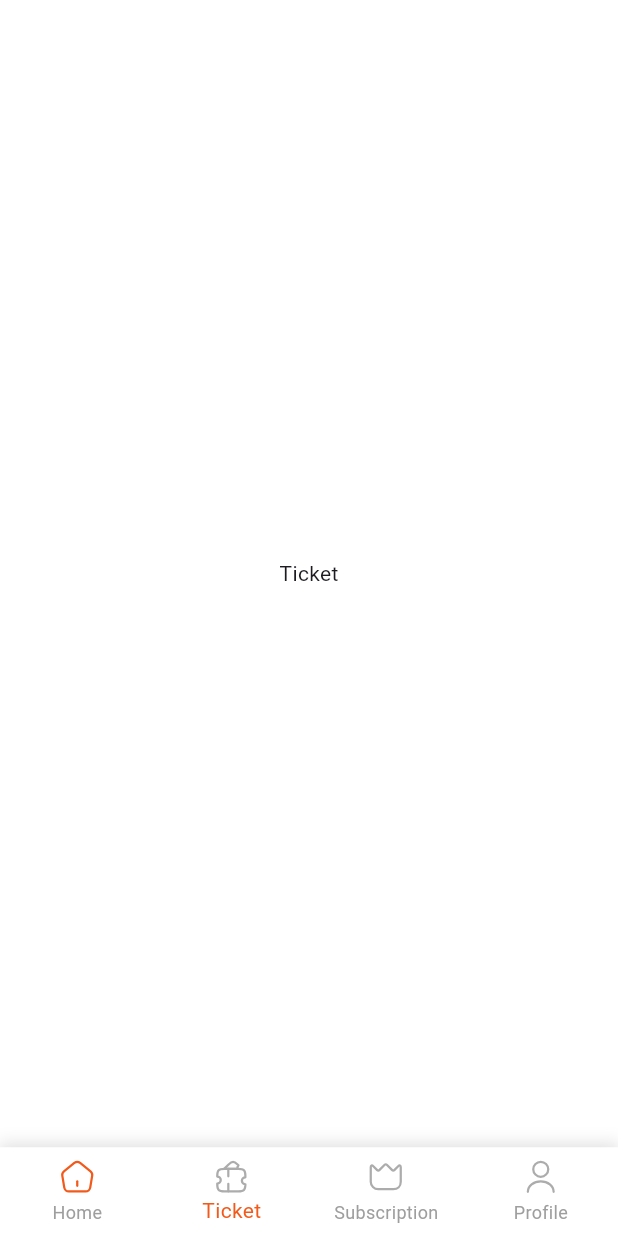
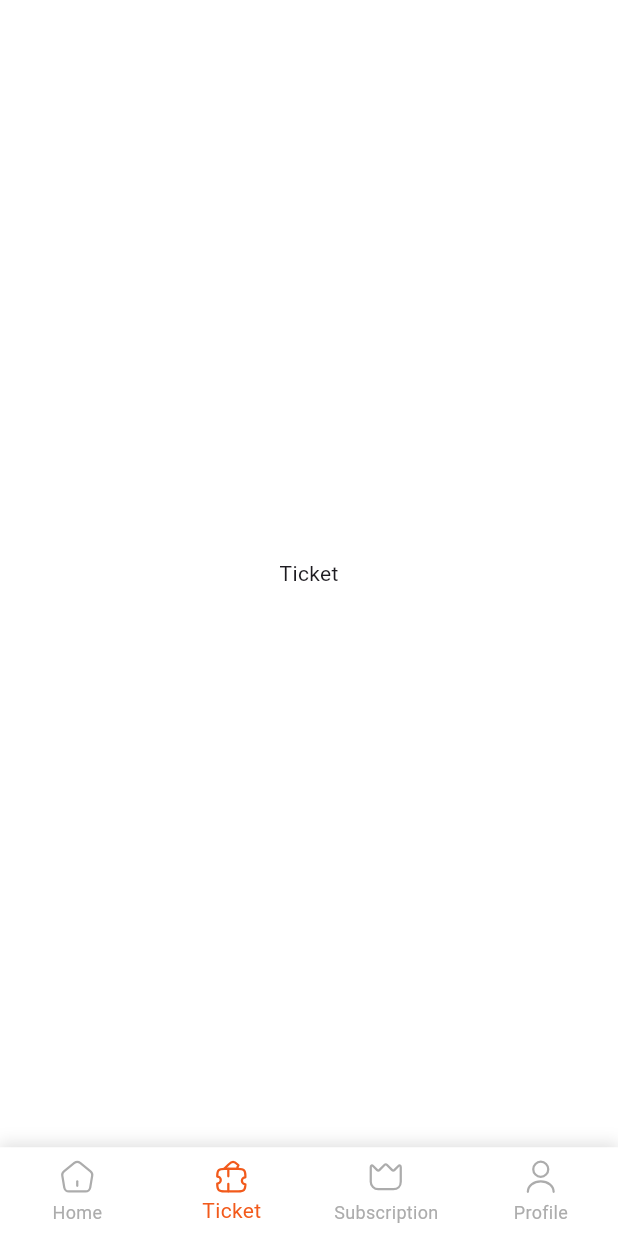
Before and after one commit to aya446/test1, a Flutter app: the screen it shows after launch, item 2 of the bottom bar chosen, on a phone screen of 412 x 824 dp. Run offline on Flutter 3.47's test engine with Material 3 defaults, Android fonts, the phone set to English and light mode, and no system bars; our stand-ins replace flutter_svg, font_awesome_flutter.

Commit message:
refactoring nav bar

```diff
--- /dev/null
+++ b/lib/core/navigation/bottom_nav_bar_pages.dart
@@ -0,0 +1,9 @@
+import 'package:flutter/material.dart';
+import 'package:test1/features/home/presentation/views/widgets/home_body.dart';
+
+final List<Widget> screens = [
+  const HomeBody(),
+  const Center(child: Text('Ticket')),
+  const Center(child: Text('Subscription')),
+  const Center(child: Text('Profile')),
+];
--- /dev/null
+++ b/lib/core/navigation/bottom_nav_layout.dart
@@ -0,0 +1,32 @@
+import 'package:flutter/material.dart';
+import 'package:test1/core/navigation/bottom_nav_bar_pages.dart';
+import 'package:test1/core/navigation/custom_nav_bar.dart';
+
+class BottomNavLayout extends StatefulWidget {
+  const BottomNavLayout({super.key});
+
+  @override
+  State<BottomNavLayout> createState() => _BottomNavLayoutState();
+}
+
+class _BottomNavLayoutState extends State<BottomNavLayout> {
+  int _currentIndex = 0;
+
+  void _onTabTapped(int index) {
+    setState(() {
+      _currentIndex = index;
+    });
+  }
+
+  @override
+  Widget build(BuildContext context) {
+    return Scaffold(
+      backgroundColor: Colors.white,
+      body: screens[_currentIndex],
+      bottomNavigationBar: CustomBottomNavBar(
+        currentIndex: _currentIndex,
+        onTap: _onTabTapped,
+      ),
+    );
+  }
+}
--- a/lib/features/home/presentation/views/widgets/custom_nav_bar.dart
+++ b/lib/core/navigation/custom_nav_bar.dart
@@ -1,6 +1,6 @@
 import 'package:flutter/material.dart';
 import 'package:flutter_svg/svg.dart';
-import 'package:test1/constants.dart';
+import 'package:test1/core/utils/app_colors.dart';
 
 class CustomBottomNavBar extends StatelessWidget {
   final int currentIndex;
@@ -31,24 +31,44 @@ class CustomBottomNavBar extends StatelessWidget {
         currentIndex: currentIndex,
         onTap: onTap,
         selectedItemColor: AppColors.mainColor,
-        unselectedItemColor: Colors.grey,
+        unselectedItemColor: AppColors.textColor,
         elevation: 0,
         type: BottomNavigationBarType.fixed,
         items: [
           BottomNavigationBarItem(
-            icon: SvgPicture.asset('assets/icons/home.svg'),
+            icon: SvgPicture.asset(
+              'assets/icons/home.svg',
+              color: currentIndex == 0
+                  ? AppColors.mainColor
+                  : AppColors.textColor,
+            ),
             label: 'Home',
           ),
           BottomNavigationBarItem(
-            icon: SvgPicture.asset('assets/icons/ticket-2.svg'),
+            icon: SvgPicture.asset(
+              'assets/icons/ticket-2.svg',
+              color: currentIndex == 1
+                  ? AppColors.mainColor
+                  : AppColors.textColor,
+            ),
             label: 'Ticket',
           ),
           BottomNavigationBarItem(
-            icon: SvgPicture.asset('assets/icons/crown.svg'),
+            icon: SvgPicture.asset(
+              'assets/icons/crown.svg',
+              color: currentIndex == 2
+                  ? AppColors.mainColor
+                  : AppColors.textColor,
+            ),
             label: 'Subscription',
           ),
           BottomNavigationBarItem(
-            icon: SvgPicture.asset('assets/icons/user.svg'),
+            icon: SvgPicture.asset(
+              'assets/icons/user.svg',
+              color: currentIndex == 3
+                  ? AppColors.mainColor
+                  : AppColors.textColor,
+            ),
             label: 'Profile',
           ),
         ],
--- a/lib/core/utils/Styles.dart
+++ b/lib/core/utils/Styles.dart
@@ -1,5 +1,5 @@
 import 'package:flutter/material.dart';
-import 'package:test1/constants.dart';
+import 'package:test1/core/utils/app_colors.dart';
 
 abstract class Styles {
   static TextStyle black14 = TextStyle(
--- a/lib/features/home/presentation/views/Home_page.dart
+++ b/lib/features/home/presentation/views/Home_page.dart
@@ -1,39 +1,11 @@
 import 'package:flutter/material.dart';
-import 'package:test1/features/home/presentation/views/widgets/custom_nav_bar.dart';
-import 'package:test1/features/home/presentation/views/widgets/home_body.dart';
+import 'widgets/home_body.dart';
 
-class HomePage extends StatefulWidget {
+class HomePage extends StatelessWidget {
   const HomePage({super.key});
 
   @override
-  State<HomePage> createState() => _HomePageState();
-}
-
-class _HomePageState extends State<HomePage> {
-  int _currentIndex = 0;
-
-  final List<Widget> _screens = [
-    const HomeBody(),
-    const Center(child: Text('Ticket')),
-    const Center(child: Text('Subscription')),
-    const Center(child: Text('Profile')),
-  ];
-
-  void _onTabTapped(int index) {
-    setState(() {
-      _currentIndex = index;
-    });
-  }
-
-  @override
   Widget build(BuildContext context) {
-    return Scaffold(
-      backgroundColor: Colors.white,
-      body: _screens[_currentIndex],
-      bottomNavigationBar: CustomBottomNavBar(
-        currentIndex: _currentIndex,
-        onTap: _onTabTapped,
-      ),
-    );
+    return HomeBody();
   }
 }
--- a/lib/features/home/presentation/views/widgets/header_section.dart
+++ b/lib/features/home/presentation/views/widgets/header_section.dart
@@ -1,6 +1,6 @@
 import 'package:flutter/material.dart';
 import 'package:font_awesome_flutter/font_awesome_flutter.dart';
-import 'package:test1/constants.dart';
+import 'package:test1/core/utils/app_colors.dart';
 import 'package:test1/core/utils/Styles.dart';
 import 'package:test1/features/home/presentation/views/widgets/scan_Icon_Button.dart';
 
--- a/lib/features/home/presentation/views/widgets/line_name_and_price.dart
+++ b/lib/features/home/presentation/views/widgets/line_name_and_price.dart
@@ -1,6 +1,6 @@
 import 'package:flutter/material.dart';
 import 'package:flutter_svg/flutter_svg.dart';
-import 'package:test1/constants.dart';
+import 'package:test1/core/utils/app_colors.dart';
 import 'package:test1/core/utils/Styles.dart';
 
 class LineNameAndPrice extends StatelessWidget {
--- a/lib/features/home/presentation/views/widgets/lines_item.dart
+++ b/lib/features/home/presentation/views/widgets/lines_item.dart
@@ -1,6 +1,6 @@
 import 'package:flutter/material.dart';
 import 'package:flutter_svg/flutter_svg.dart';
-import 'package:test1/constants.dart';
+import 'package:test1/core/utils/app_colors.dart';
 import 'package:test1/core/utils/Styles.dart';
 
 class LinesItem extends StatelessWidget {
--- a/lib/features/home/presentation/views/widgets/recent_ride_info.dart
+++ b/lib/features/home/presentation/views/widgets/recent_ride_info.dart
@@ -1,5 +1,5 @@
 import 'package:flutter/material.dart';
-import 'package:test1/constants.dart';
+import 'package:test1/core/utils/app_colors.dart';
 import 'package:test1/features/home/presentation/views/widgets/line_name_and_price.dart';
 import 'package:test1/features/home/presentation/views/widgets/travel_time.dart';
 
--- a/lib/features/home/presentation/views/widgets/scan_Icon_Button.dart
+++ b/lib/features/home/presentation/views/widgets/scan_Icon_Button.dart
@@ -1,6 +1,6 @@
 import 'package:flutter/material.dart';
 import 'package:flutter_svg/svg.dart';
-import 'package:test1/constants.dart';
+import 'package:test1/core/utils/app_colors.dart';
 
 class ScanIconButton extends StatelessWidget {
   const ScanIconButton({super.key});
--- a/lib/features/home/presentation/views/widgets/trip_duration.dart
+++ b/lib/features/home/presentation/views/widgets/trip_duration.dart
@@ -1,5 +1,5 @@
 import 'package:flutter/material.dart';
-import 'package:test1/constants.dart';
+import 'package:test1/core/utils/app_colors.dart';
 import 'package:test1/core/utils/Styles.dart';
 import 'package:test1/features/home/Data/models/trip_model.dart';
 
--- /dev/null
+++ b/lib/features/subscription/presentation/views/subscription_view.dart
@@ -0,0 +1,10 @@
+import 'package:flutter/material.dart';
+
+class SubscriptionView extends StatelessWidget {
+  const SubscriptionView({super.key});
+
+  @override
+  Widget build(BuildContext context) {
+    return const Placeholder();
+  }
+}
--- a/lib/main.dart
+++ b/lib/main.dart
@@ -1,5 +1,5 @@
 import 'package:flutter/material.dart';
-import 'package:test1/features/home/presentation/views/Home_page.dart';
+import 'package:test1/core/navigation/bottom_nav_layout.dart';
 
 void main() {
   runApp(const Test1());
@@ -11,6 +11,9 @@ class Test1 extends StatelessWidget {
   // This widget is the root of your application.
   @override
   Widget build(BuildContext context) {
-    return MaterialApp(debugShowCheckedModeBanner: false, home: HomePage());
+    return MaterialApp(
+      debugShowCheckedModeBanner: false,
+      home: const BottomNavLayout(),
+    );
   }
 }
```
Also changed, not shown: lib/core/utils/app_colors.dart (renamed from lib/constants.dart).
